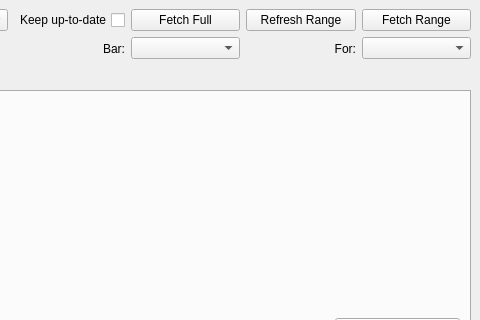
Above: uiComps/qtGeneration/ComparisonWindow.ui from irrelevantmuch/IB_apps before the change; both pictures show x 342 to 822 and y 0 to 320 of the 822 by 600 pixel window. Below: the same form after it.
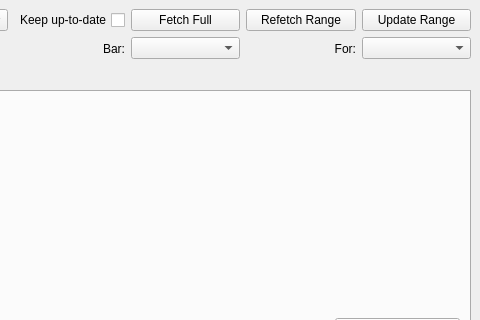
That is the form after the change.

Commit message: Just updated some buttons in: - Launcher; removed polygon app - TradingWindow; moved market check behind limit - ComparisonWindow; made more clear what the data downloading buttons do

Patch:
```diff
--- a/uiComps/qtGeneration/ComparisonWindow.ui
+++ b/uiComps/qtGeneration/ComparisonWindow.ui
@@ -102,7 +102,7 @@
       <item row="0" column="8">
        <widget class="QPushButton" name="fetch_range_button">
         <property name="text">
-         <string>Fetch Range</string>
+         <string>Update Range</string>
         </property>
         <attribute name="buttonGroup">
          <string notr="true">history_interaction_group</string>
@@ -138,7 +138,7 @@
       <item row="0" column="6">
        <widget class="QPushButton" name="refresh_range_button">
         <property name="text">
-         <string>Refresh Range</string>
+         <string>Refetch Range</string>
         </property>
        </widget>
       </item>
```
Left out of the diff: 2 changed lines with no effect on the pictures. The commit also changes 4 other files.
